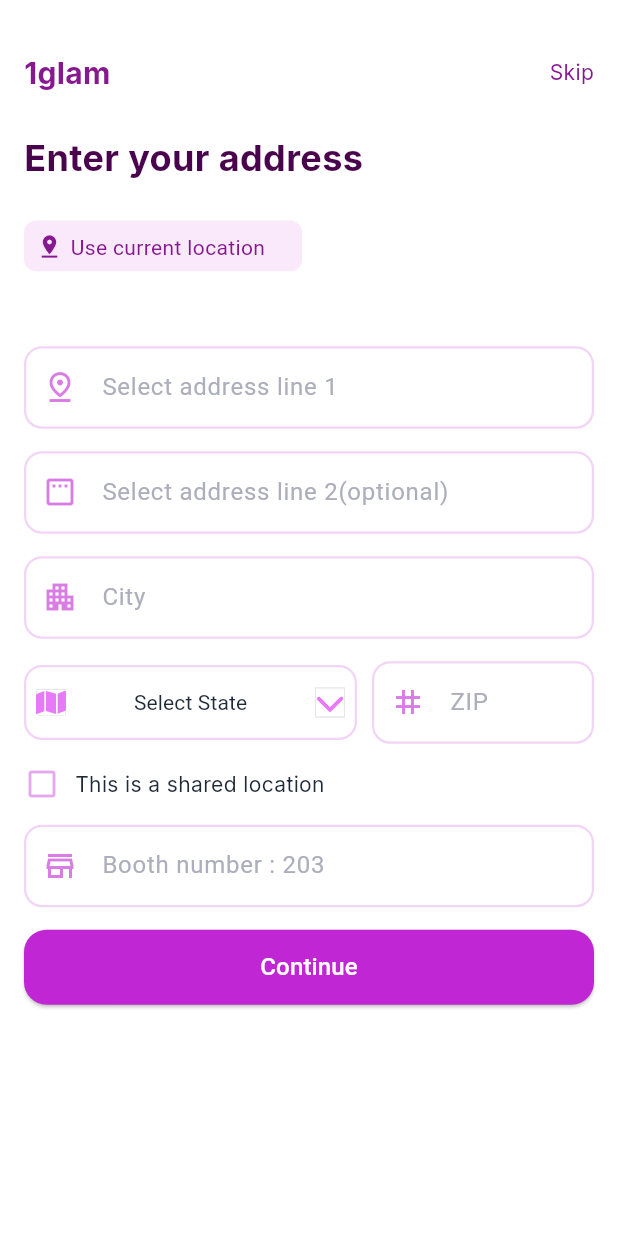
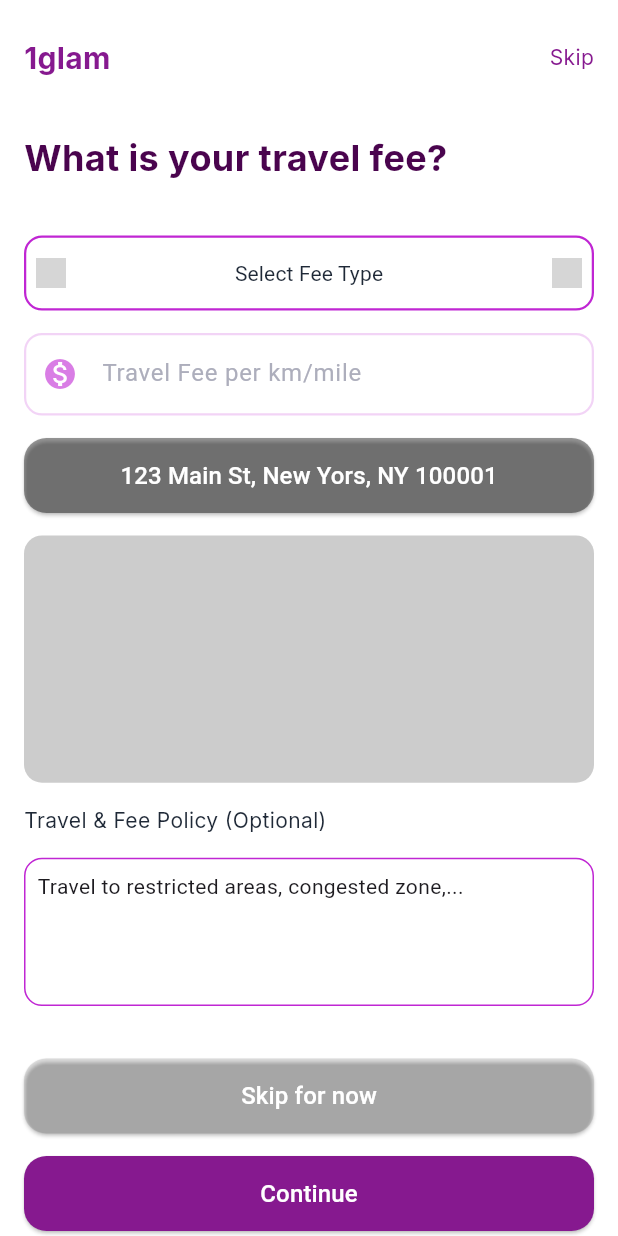
Before and after one commit to Chinmayverma1602/1glam, a Flutter app: the AddressDetailsPage screen opened directly, after a tap on "Continue", on a phone screen of 412 x 824 dp. Run offline on Flutter 3.47's test engine with Material 3 defaults, Android fonts, the light colour scheme and no system bars; our stand-ins replace flutter_svg, google_fonts, pinput; grey boxes are pictures that could not be loaded.

Commit message:
added travellingInfo and services pages

```diff
--- a/lib/screens/AddressDetailsPage.dart
+++ b/lib/screens/AddressDetailsPage.dart
@@ -1,5 +1,6 @@
 import 'package:flutter/material.dart';
 import 'package:glam1/constants/AppColors.dart';
+import 'package:glam1/screens/TravellingInfo.dart';
 import 'package:glam1/widgets/CustomButton.dart';
 import 'package:glam1/widgets/CustomButton2.dart';
 import 'package:glam1/widgets/CustomHeader.dart';
@@ -79,7 +80,9 @@ class _AddressDetailsPageState extends State<AddressDetailsPage> {
              SizedBox(height: 15,),
             CustomTextInputField(hintText: "Booth number : 203", icon: Icons.store_mall_directory_outlined),
              SizedBox(height: 15,),
-            CustomButton(text: "Continue", color: AppColors.primary, onPressed: (){})
+            CustomButton(text: "Continue", color: AppColors.primary, onPressed: (){
+              Navigator.push(context, MaterialPageRoute(builder: (context)=> TravellingInfoPage()));
+            })
 
           ],
         ),
--- /dev/null
+++ b/lib/screens/TravellingInfo.dart
@@ -0,0 +1,75 @@
+import 'package:flutter/material.dart';
+import 'package:glam1/constants/AppColors.dart';
+import 'package:glam1/screens/ServicesInfoPage.dart';
+import 'package:glam1/widgets/CustomButton.dart';
+import 'package:glam1/widgets/CustomButton2.dart';
+import 'package:glam1/widgets/CustomHeader.dart';
+import 'package:glam1/widgets/CustomSubtitle.dart';
+import 'package:glam1/widgets/CustomTextInputField.dart';
+import 'package:glam1/widgets/CustomTitle.dart';
+
+class TravellingInfoPage extends StatefulWidget {
+  const TravellingInfoPage({super.key});
+
+  @override
+  State<TravellingInfoPage> createState() => _TravellingInfoPageState();
+}
+
+class _TravellingInfoPageState extends State<TravellingInfoPage> {
+  @override
+  Widget build(BuildContext context) {
+    return Scaffold(
+      backgroundColor: Colors.white,
+      body: Padding(
+        padding: const EdgeInsets.symmetric(horizontal: 16),
+        child: Column(
+          crossAxisAlignment: CrossAxisAlignment.start,
+          children: [
+          CustomHeader(),
+          SizedBox(height: 35,),
+          CustomTitle(title: "What is your travel fee?"),
+          SizedBox(height: 35,),
+          CustomButton2(text: "Select Fee Type", borderColor: AppColors.primary, leadingImage: "", trailingImage: "",),
+          SizedBox(height: 15,),
+          CustomTextInputField(hintText: "Travel Fee per km/mile", icon: Icons.monetization_on),
+           SizedBox(height: 15,),
+          CustomButton(text: "123 Main St, New Yors, NY 100001", color: Colors.transparent.withOpacity(0.4), onPressed: (){}),
+           SizedBox(height: 15,),
+          Container(
+            height: MediaQuery.of(context).size.height*0.2,
+            width: double.infinity,
+            decoration: BoxDecoration(
+              color: Colors.transparent.withOpacity(0.2),
+              borderRadius: BorderRadius.circular(12),
+
+            ),
+            // Image to be added later
+          ),
+           SizedBox(height: 15,),
+          CustomSubTitle(subtitle: "Travel & Fee Policy (Optional)", color: AppColors.text),
+           SizedBox(height: 15,),
+          Container(
+            height: MediaQuery.of(context).size.height*0.12,
+            width: double.infinity,
+            decoration: BoxDecoration(
+              borderRadius: BorderRadius.circular(12,),
+              border: Border.all(color: AppColors.primary),
+            ),
+            child: Padding(
+              padding: const EdgeInsets.all(8.0),
+              child: Text("Travel to restricted areas, congested zone,..."),
+            ),
+
+          ),
+           SizedBox(height: 35,),
+          CustomButton(text: "Skip for now", color: Colors.transparent.withOpacity(0.1), onPressed: (){}),
+           SizedBox(height: 15,),
+          CustomButton(text: "Continue", color: AppColors.subtitle, onPressed: (){
+            Navigator.push(context, MaterialPageRoute(builder: (context)=> ServicesInfoPage()));
+          })
+
+        ],),
+      ),
+    );
+  }
+}
```
Also changed, not shown: lib/screens/AddServicesPage.dart (added, +38 -0 lines), lib/screens/ServicesInfoPage.dart (added, +59 -0 lines), lib/widgets/CustomServiceButton.dart (added, +79 -0 lines).
